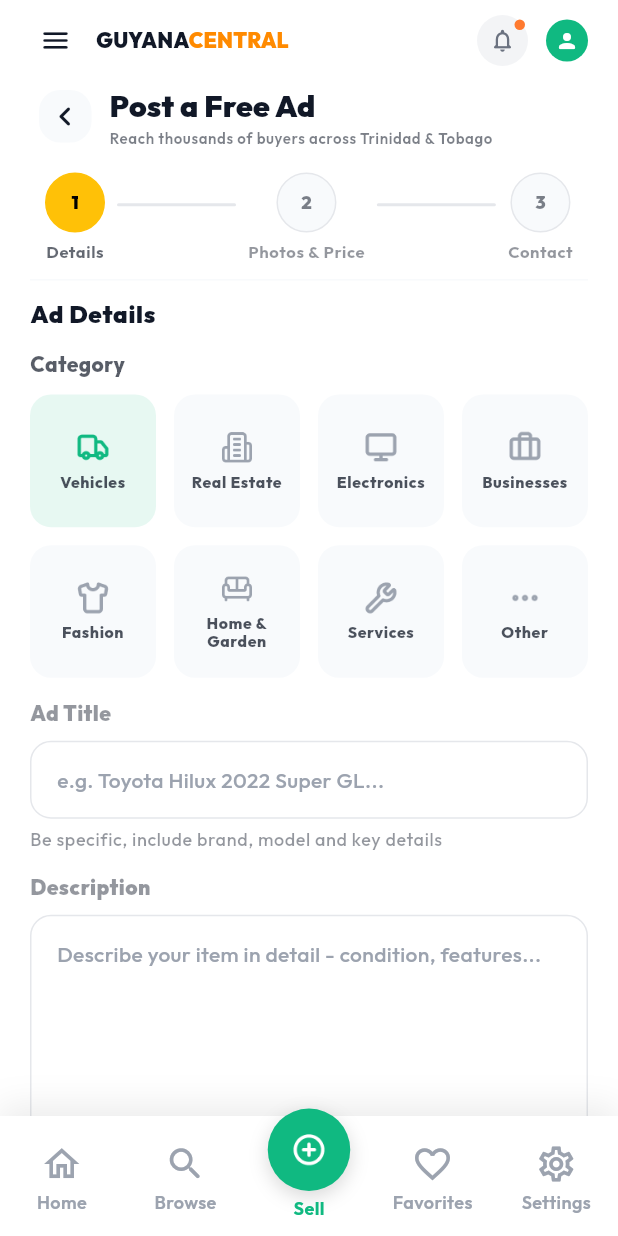
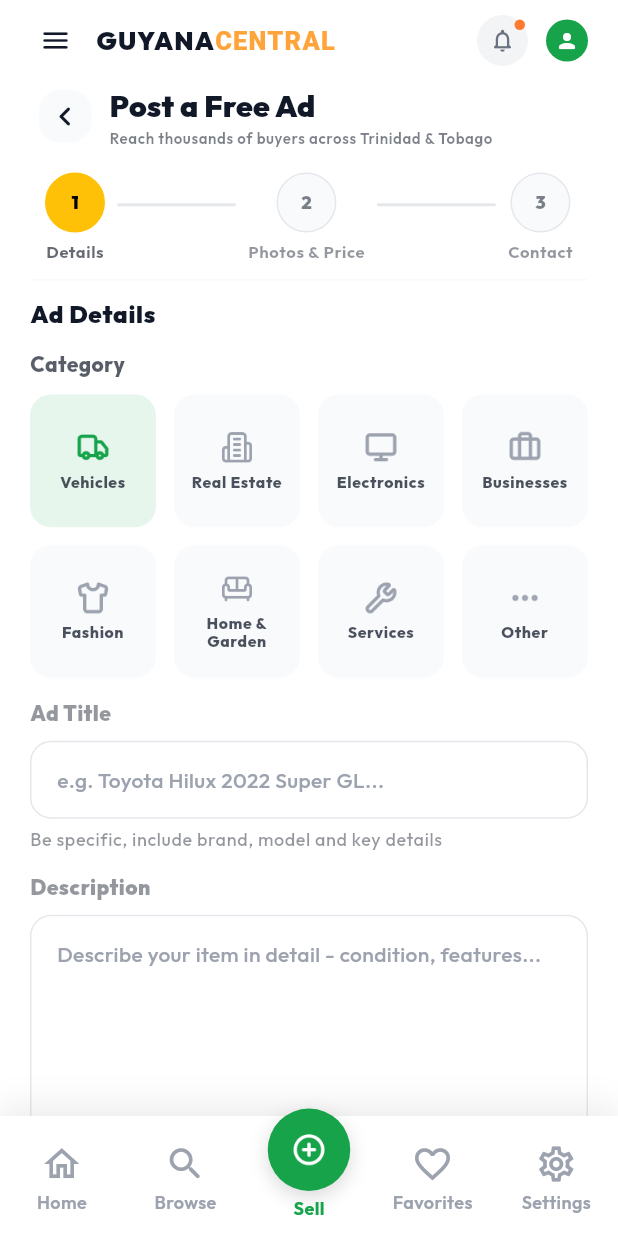
Before and after one commit to abbaskhizer/guyana_center_frontend, a Flutter app: the screen it shows after launch, item 3 of the bottom bar chosen, after a tap on the "menu" icon, on a phone screen of 412 x 824 dp. Run offline on Flutter 3.47's test engine with Material 3 defaults, Android fonts, the phone set to English and light mode, and no system bars; our stand-ins replace font_awesome_flutter, get, google_fonts, pinput, shared_preferences; network calls fail.

Commit message:
web changes and app theme

```diff
--- a/lib/main.dart
+++ b/lib/main.dart
@@ -5,7 +5,7 @@ import 'package:google_fonts/google_fonts.dart';
 import 'screens/splash_screen.dart';
 import 'utils/size_config.dart';
 
-const Color kPrimaryColor = Color(0xFF10B981);
+const Color kPrimaryColor = Color(0xFF16A34A);
 const Color kBackgroundColor = Color(0xFFF8FAFC);
 
 Future<void> main() async {
@@ -153,8 +153,8 @@ class MyApp extends StatelessWidget {
           bodyColor: Colors.white,
           displayColor: Colors.white,
         ),
-        scaffoldBackgroundColor: const Color(0xFF050816),
-        canvasColor: const Color(0xFF050816),
+        scaffoldBackgroundColor: Colors.black,
+        canvasColor: Colors.black,
         splashColor: Colors.transparent,
         highlightColor: Colors.transparent,
 
@@ -165,15 +165,15 @@ class MyApp extends StatelessWidget {
             ).copyWith(
               primary: kPrimaryColor,
               onPrimary: Colors.white,
-              background: const Color(0xFF050816),
-              surface: const Color(0xFF111827),
+              background: Colors.black,
+              surface: Colors.black,
               outlineVariant: const Color(0xFF374151),
               onSurface: Colors.white,
               onSurfaceVariant: const Color(0xFF9CA3AF),
             ),
 
         appBarTheme: const AppBarTheme(
-          backgroundColor: Color(0xFF050816),
+          backgroundColor: Colors.black,
           foregroundColor: Colors.white,
           elevation: 0,
           scrolledUnderElevation: 0,
@@ -186,29 +186,29 @@ class MyApp extends StatelessWidget {
           space: 1,
         ),
 
-        cardColor: Color(0xFF9CA3AF),
+        cardColor: Colors.black,
 
         inputDecorationTheme: InputDecorationTheme(
           filled: true,
-          fillColor: const Color(0xFF9CA3AF),
+          fillColor: const Color(0xFF6B7280),
           isDense: true,
           contentPadding: const EdgeInsets.symmetric(
             horizontal: 16,
             vertical: 14,
           ),
           hintStyle: baseTextTheme.bodyMedium?.copyWith(
-            color: const Color(0xFF6B7280),
+            color: Colors.white.withOpacity(0.6),
             fontWeight: FontWeight.w500,
           ),
           prefixIconColor: const Color(0xFF6B7280),
           suffixIconColor: const Color(0xFF6B7280),
           border: OutlineInputBorder(
             borderRadius: BorderRadius.circular(14),
-            borderSide: const BorderSide(color: Color(0xFF9CA3AF), width: 0),
+            borderSide: const BorderSide(color: Colors.transparent, width: 0),
           ),
           enabledBorder: OutlineInputBorder(
             borderRadius: BorderRadius.circular(14),
-            borderSide: const BorderSide(color: Color(0xFF9CA3AF), width: 0),
+            borderSide: const BorderSide(color: Colors.transparent, width: 0),
           ),
           focusedBorder: OutlineInputBorder(
             borderRadius: BorderRadius.circular(14),
@@ -237,12 +237,12 @@ class MyApp extends StatelessWidget {
         outlinedButtonTheme: OutlinedButtonThemeData(
           style: OutlinedButton.styleFrom(
             foregroundColor: Colors.white,
-            backgroundColor: const Color(0xFF9CA3AF),
+            backgroundColor: const Color(0xFF121212),
             minimumSize: const Size(0, 46),
             tapTargetSize: MaterialTapTargetSize.shrinkWrap,
             visualDensity: VisualDensity.compact,
             shape: const StadiumBorder(),
-            side: const BorderSide(color: Color(0xFF9CA3AF), width: 0),
+            side: const BorderSide(color: Color(0xFF374151), width: 0),
             padding: const EdgeInsets.symmetric(horizontal: 18, vertical: 12),
             textStyle: baseTextTheme.bodyMedium?.copyWith(
               fontWeight: FontWeight.w700,
--- a/lib/screens/browse_listing_screen.dart
+++ b/lib/screens/browse_listing_screen.dart
@@ -197,9 +197,8 @@ class _WebLayout extends StatelessWidget {
               child: Container(
                 width: double.infinity,
                 color: Theme.of(context).brightness == Brightness.dark
-                    ? const Color(
-                        0xFF161616,
-                      ) // Match Figma Dark header specifically like All categories
+                    ? Colors
+                          .black // Match Figma Dark header specifically like All categories
                     : Colors.white,
                 child: centered(
                   Padding(
--- a/lib/widgets/mobile_top_bar.dart
+++ b/lib/widgets/mobile_top_bar.dart
@@ -1,7 +1,6 @@
 import 'package:flutter/material.dart';
 import 'package:get/get.dart';
 import 'package:guyana_center_frontend/screens/auth/login_signup_screen.dart';
-import 'package:guyana_center_frontend/widgets/app_drawar.dart';
 
 class MobileTopBar extends StatelessWidget {
   const MobileTopBar({super.key});
@@ -9,39 +8,56 @@ class MobileTopBar extends StatelessWidget {
   @override
   Widget build(BuildContext context) {
     final theme = Theme.of(context);
-    final cs = theme.colorScheme;
+    final isDark = theme.brightness == Brightness.dark;
 
-    return Row(
+    return Container(
+      height: 60,
+      padding: const EdgeInsets.symmetric(horizontal: 4),
+      child: Row(
         children: [
-        InkWell(
-          onTap: () => Get.back(),
+          Builder(
+            builder: (ctx) => InkWell(
+              onTap: () => Scaffold.of(ctx).openDrawer(),
               borderRadius: BorderRadius.circular(12),
-          child: IconButton(
-            onPressed: () => AppDrawer(),
-            icon: Icon(Icons.menu_rounded, color: cs.onSurface, size: 22),
+              child: Padding(
+                padding: const EdgeInsets.all(8.0),
+                child: Icon(
+                  Icons.menu_rounded,
+                  color: isDark ? Colors.white : const Color(0xFF111827),
+                  size: 24,
                 ),
               ),
-        const SizedBox(width: 10),
-        Expanded(child: GuyanaCentralLogo()),
+            ),
+          ),
+          const SizedBox(width: 4),
+          const Expanded(child: GuyanaCentralLogo()),
+          const SizedBox(width: 8),
           SizedBox(
-          height: 34,
+            height: 38,
             child: ElevatedButton(
-            onPressed: () => Get.to(LoginSignupScreen()),
+              onPressed: () => Get.to(const LoginSignupScreen()),
               style: ElevatedButton.styleFrom(
-              padding: const EdgeInsets.symmetric(horizontal: 16),
-              shape: const StadiumBorder(),
+                backgroundColor: const Color(0xFF16A34A),
+                foregroundColor: Colors.white,
+                padding: const EdgeInsets.symmetric(horizontal: 20),
+                shape: RoundedRectangleBorder(
+                  borderRadius: BorderRadius.circular(12),
+                ),
                 elevation: 0,
               ),
               child: Text(
                 "Login",
-              style: theme.textTheme.bodySmall?.copyWith(
-                fontWeight: FontWeight.w900,
-                color: cs.onPrimary,
+                style: theme.textTheme.bodyMedium?.copyWith(
+                  fontWeight: FontWeight.w800,
+                  color: Colors.white,
+                  fontSize: 14,
                 ),
               ),
             ),
           ),
+          const SizedBox(width: 8),
         ],
+      ),
     );
   }
 }
@@ -52,21 +68,23 @@ class GuyanaCentralLogo extends StatelessWidget {
   @override
   Widget build(BuildContext context) {
     final theme = Theme.of(context);
-    final cs = theme.colorScheme;
+    final isDark = theme.brightness == Brightness.dark;
+
     return RichText(
       text: TextSpan(
-        style: theme.textTheme.titleSmall?.copyWith(
+        style: theme.textTheme.titleMedium?.copyWith(
           fontWeight: FontWeight.w900,
-          letterSpacing: 0.2,
-          color: cs.onSurface,
+          letterSpacing: 0.8,
+          color: isDark ? Colors.white : const Color(0xFF111827),
+          fontSize: 17,
         ),
         children: [
           const TextSpan(text: "GUYANA"),
-          TextSpan(
+          const TextSpan(
             text: "CENTRAL",
-            style: theme.textTheme.titleSmall?.copyWith(
+            style: TextStyle(
               fontWeight: FontWeight.w900,
-              color: const Color(0xFFFF8A00),
+              color: Color(0xFFFFA43A),
             ),
           ),
         ],
```
Also changed, not shown: lib/screens/all_category_screen.dart.dart (+39 -12 lines), lib/screens/auth/login_signup_screen.dart (+29 -13 lines), lib/screens/bottomNavbar/browse_screen.dart (+4 -4 lines), lib/widgets/social_auth_button.dart (+10 -4 lines). Lines whose indentation alone changed are shown as unchanged.
